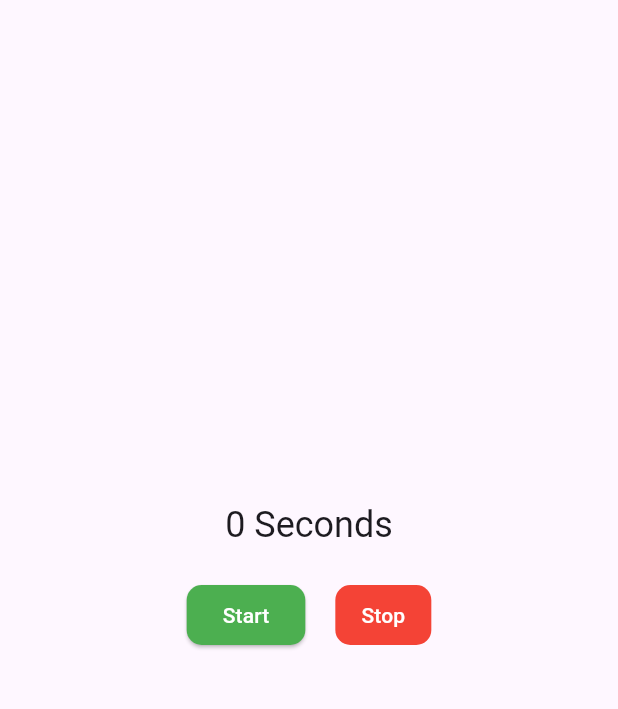
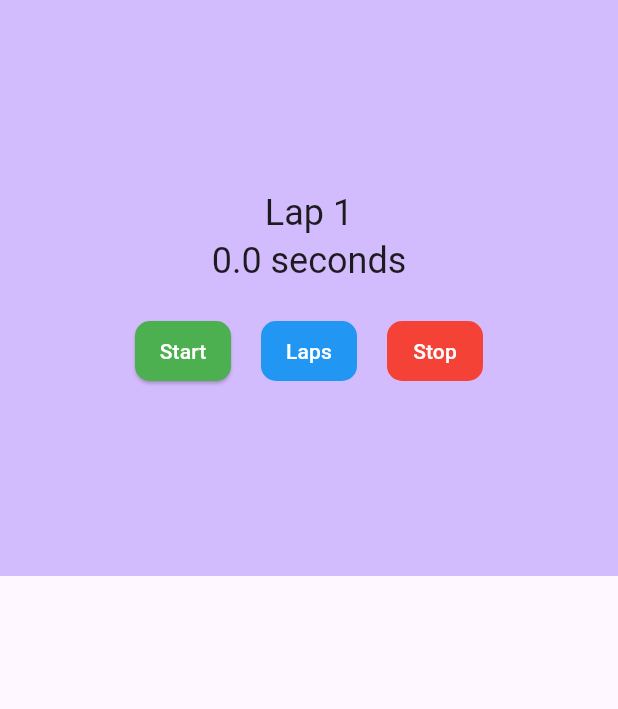
Before and after one commit to alomia/stopwatch-app, a Flutter app: the screen it shows after launch, on a phone screen of 412 x 824 dp, the part 84-793 px from its top. Run offline on Flutter 3.47's test engine with Material 3 defaults, Android fonts, the phone set to English and light mode, and no system bars.

Commit message:
making it scroll

```diff
--- a/lib/stopwatch.dart
+++ b/lib/stopwatch.dart
@@ -10,14 +10,16 @@ class StopWatch extends StatefulWidget {
 }
 
 class _StopWatchState extends State<StopWatch> {
-  int seconds = 0;
+  int milliseconds = 0;
+  bool _isTicking = false;
   late Timer timer;
-  bool _isTicking = false;
+
+  final laps = <int>[];
 
   void _onTick(Timer time) {
     if (mounted) {
       setState(() {
-        ++seconds;
+        milliseconds += 100;
       });
     }
   }
@@ -30,53 +32,91 @@ class _StopWatchState extends State<StopWatch> {
         title: const Text("StopWatch"),
       ),
       body: Column(
-        mainAxisAlignment: MainAxisAlignment.center,
         children: <Widget>[
-          Text(
-            "$seconds ${_secondsText()}",
-            style: Theme.of(context).textTheme.headlineSmall,
-          ),
-          const SizedBox(height: 20.0),
-          Row(
-            mainAxisAlignment: MainAxisAlignment.center,
-            children: <Widget>[
-              ElevatedButton(
-                style: ButtonStyle(
-                    backgroundColor:
-                        MaterialStateProperty.all<Color>(Colors.green),
-                    foregroundColor:
-                        MaterialStateProperty.all<Color>(Colors.white),
-                    shape: MaterialStateProperty.all<RoundedRectangleBorder>(
-                        RoundedRectangleBorder(
-                            borderRadius: BorderRadius.circular(10)))),
-                onPressed: _isTicking ? null : _startTimer,
-                child: const Text("Start"),
-              ),
-              const SizedBox(width: 20.0),
-              TextButton(
-                style: ButtonStyle(
-                    backgroundColor:
-                        MaterialStateProperty.all<Color>(Colors.red),
-                    foregroundColor:
-                        MaterialStateProperty.all<Color>(Colors.white),
-                    shape: MaterialStateProperty.all<RoundedRectangleBorder>(
-                        RoundedRectangleBorder(
-                            borderRadius: BorderRadius.circular(10)))),
-                onPressed: _isTicking ? _stopTimer : null,
-                child: const Text("Stop"),
-              )
-            ],
-          )
+          Expanded(child: _buildCounter(context)),
+          Expanded(child: _buildLapDisplay()),
         ],
       ),
     );
   }
 
+  Widget _buildCounter(BuildContext context) {
+    return Container(
+      color: Theme.of(context).colorScheme.inversePrimary,
+      child: Column(
+        mainAxisAlignment: MainAxisAlignment.center,
+        children: <Widget>[
+          Text("Lap ${laps.length + 1}",
+              style: Theme.of(context).textTheme.headlineSmall),
+          Text(
+            _secondsText(milliseconds),
+            style: Theme.of(context).textTheme.headlineSmall,
+          ),
+          const SizedBox(height: 20.0),
+          _buildControls()
+        ],
+      ),
+    );
+  }
+
+  Widget _buildControls() {
+    return Row(
+      mainAxisAlignment: MainAxisAlignment.center,
+      children: <Widget>[
+        ElevatedButton(
+          style: ButtonStyle(
+            backgroundColor: MaterialStateProperty.all<Color>(Colors.green),
+            foregroundColor: MaterialStateProperty.all<Color>(Colors.white),
+            padding: MaterialStateProperty.all<EdgeInsets>(
+              const EdgeInsets.symmetric(horizontal: 12, vertical: 8),
+            ),
+            shape: MaterialStateProperty.all<RoundedRectangleBorder>(
+              RoundedRectangleBorder(borderRadius: BorderRadius.circular(10)),
+            ),
+          ),
+          onPressed: _isTicking ? null : _startTimer,
+          child: const Text("Start"),
+        ),
+        const SizedBox(width: 20.0),
+        ElevatedButton(
+          style: ButtonStyle(
+            backgroundColor: MaterialStateProperty.all<Color>(Colors.blue),
+            foregroundColor: MaterialStateProperty.all<Color>(Colors.white),
+            padding: MaterialStateProperty.all<EdgeInsets>(
+              const EdgeInsets.symmetric(horizontal: 12, vertical: 8),
+            ),
+            shape: MaterialStateProperty.all<RoundedRectangleBorder>(
+              RoundedRectangleBorder(borderRadius: BorderRadius.circular(10)),
+            ),
+          ),
+          onPressed: _isTicking ? _laps : null,
+          child: const Text("Laps"),
+        ),
+        const SizedBox(width: 20.0),
+        TextButton(
+          style: ButtonStyle(
+            backgroundColor: MaterialStateProperty.all<Color>(Colors.red),
+            foregroundColor: MaterialStateProperty.all<Color>(Colors.white),
+            padding: MaterialStateProperty.all<EdgeInsets>(
+              const EdgeInsets.symmetric(horizontal: 12, vertical: 8),
+            ),
+            shape: MaterialStateProperty.all<RoundedRectangleBorder>(
+              RoundedRectangleBorder(borderRadius: BorderRadius.circular(10)),
+            ),
+          ),
+          onPressed: _isTicking ? _stopTimer : null,
+          child: const Text("Stop"),
+        )
+      ],
+    );
+  }
+
   void _startTimer() {
-    timer = Timer.periodic(const Duration(seconds: 1), _onTick);
+    timer = Timer.periodic(const Duration(milliseconds: 100), _onTick);
 
     setState(() {
-      seconds = 0;
+      milliseconds = 0;
+      laps.clear();
       _isTicking = true;
     });
   }
@@ -88,7 +128,28 @@ class _StopWatchState extends State<StopWatch> {
     });
   }
 
-  String _secondsText() => seconds == 1 ? "Second" : "Seconds";
+  void _laps() {
+    setState(() {
+      laps.add(milliseconds);
+      milliseconds = 0;
+    });
+  }
+
+  String _secondsText(int milliseconds) {
+    final seconds = milliseconds / 1000;
+    return "$seconds seconds";
+  }
+
+  Widget _buildLapDisplay() {
+    return ListView(
+      children: <Widget>[
+        for (int milliseconds in laps)
+          ListTile(
+            title: Text(_secondsText(milliseconds)),
+          )
+      ],
+    );
+  }
 
   @override
   void dispose() {
```
